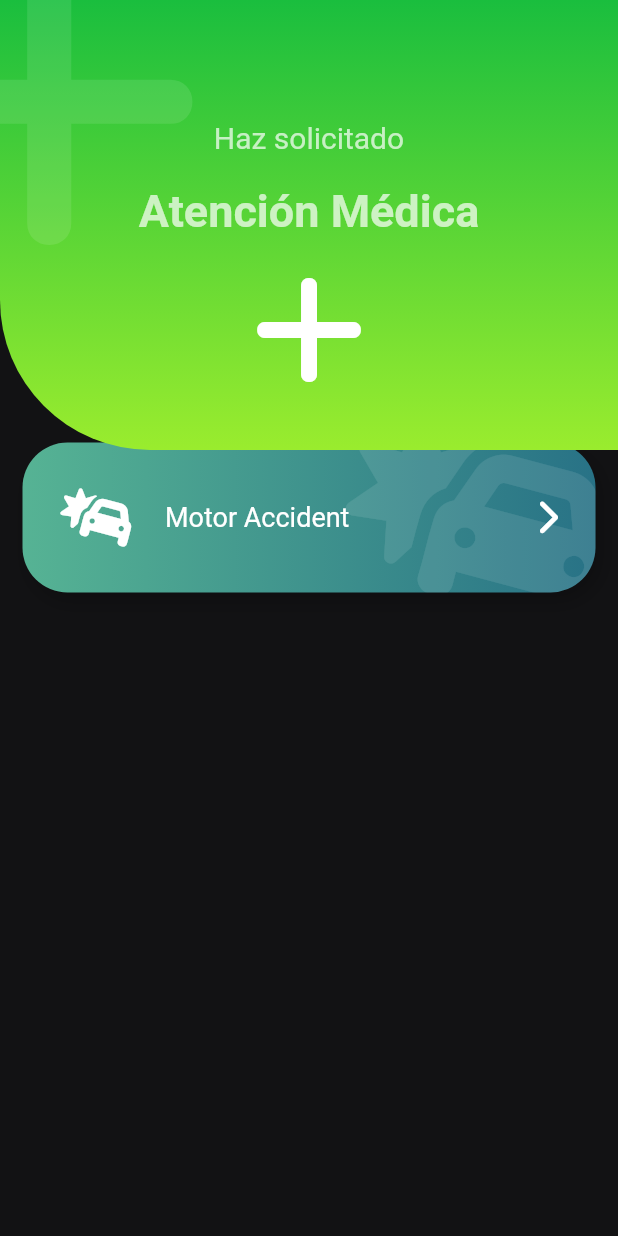
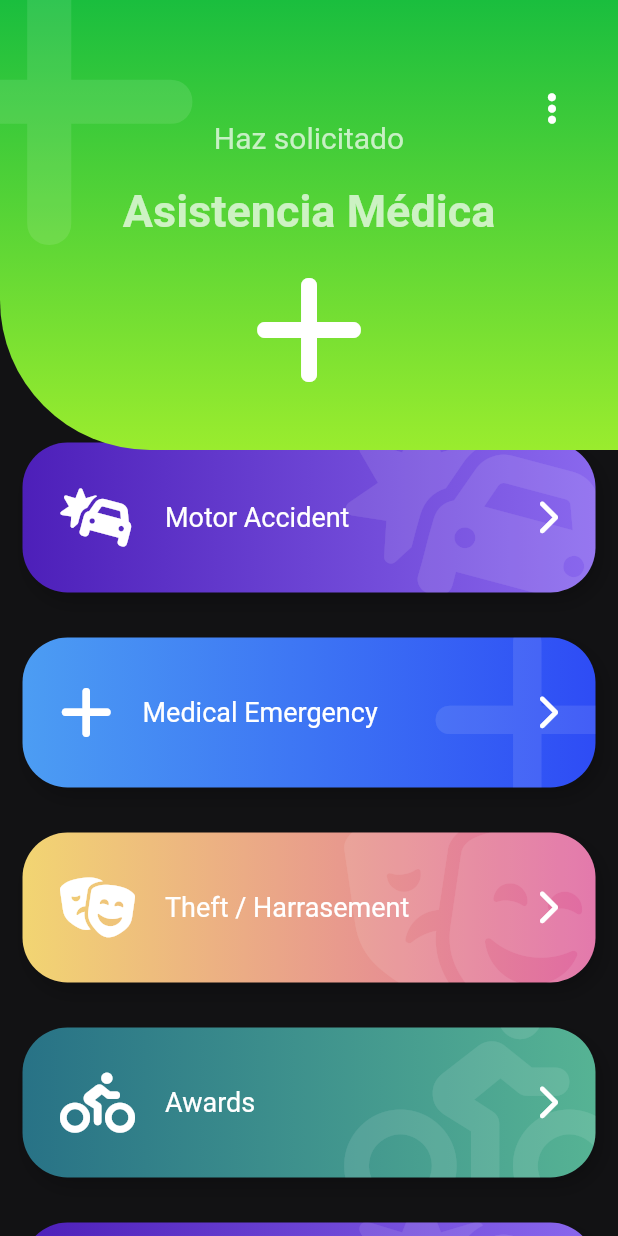
Before and after one commit to Gilmhar/flutter_intermedio, a Flutter app: the EmergencyPage screen opened directly, on a phone screen of 412 x 824 dp. Run offline on Flutter 3.47's test engine with Material 2 defaults, Android fonts, the phone set to English and light mode, and no system bars; our stand-ins replace animate_do, flutter_svg, font_awesome_flutter.

Commit message:
volvio a añadir lo de emergency no se porque se borro

```diff
--- a/lib/src/pages/emergency_page.dart
+++ b/lib/src/pages/emergency_page.dart
@@ -1,6 +1,7 @@
 import 'package:flutter/material.dart';
 
 import 'package:font_awesome_flutter/font_awesome_flutter.dart';
+import 'package:animate_do/animate_do.dart';
 
 import 'package:disenos_app/src/widgets/headers.dart';
 import 'package:disenos_app/src/widgets/boton_gordo.dart';
@@ -74,14 +75,18 @@ class EmergencyPage extends StatelessWidget {
     ];
 
     List<Widget> itemMap = items
-        .map((e) => BotonGordo(
+        .map((e) => FadeInLeft(
+          duration: const Duration(milliseconds: 850),
+          child: BotonGordo(
                 icon: e.icon,
                 texto: e.texto,
                 color1Backg: e.color1Backg,
                 color2Backg: e.color2Backg,
                 onPress: () {
-                print('Hola');
+                  //Cada que se oprime el botón se puede imprimi el mensaja para comprobar que se está ejecutando la función.
+                  //print('Hola');
                 },
+              ),
         ))
         .toList();
 
@@ -92,44 +97,65 @@ class EmergencyPage extends StatelessWidget {
             Container(
               margin: const EdgeInsets.only(top: 200),
               child: ListView(
-                children: const [
-                  SizedBox(
+                children: [
+                  const SizedBox(
                     height: 80,
                   ),
-                  BotonGordoTemp(),
+                  ...itemMap,
                 ],
               ),
             ),
-            const IconHeader(
-              icon: FontAwesomeIcons.plus,
-              titulo: 'Atención Médica',
-              subtitulo: 'Haz solicitado',
-              color1Backg: Color.fromARGB(255, 26, 190, 62),
-              color2Backg: Color.fromARGB(255, 154, 236, 46),
-            )
+            _Encabezado()
           ],
         ));
   }
 }
 
-class BotonGordoTemp extends StatelessWidget {
-  const BotonGordoTemp({
-    super.key,
-  });
-
+class _Encabezado extends StatelessWidget {
   @override
   Widget build(BuildContext context) {
-    return BotonGordo(
-      icon: FontAwesomeIcons.carBurst,
-      texto: 'Motor Accident',
-      color1Backg: const Color.fromARGB(255, 86, 179, 148),
-      color2Backg: const Color.fromARGB(255, 40, 114, 134),
-      onPress: () {
-        print('tap');
-      },
+    return Stack(
+      children: <Widget>[
+        const IconHeader(
+          icon: FontAwesomeIcons.plus,
+          titulo: 'Asistencia Médica',
+          subtitulo: 'Haz solicitado',
+          color1Backg: Color.fromARGB(255, 26, 190, 62),
+          color2Backg: Color.fromARGB(255, 154, 236, 46),
+        ),
+        Positioned(
+            right: 0,
+            top: 45,
+            child: RawMaterialButton(
+                onPressed: () {},
+                shape: const CircleBorder(),
+                padding: const EdgeInsets.all(15.0),
+                child: const FaIcon(FontAwesomeIcons.ellipsisVertical,
+                    color: Colors.white)))
+      ],
     );
   }
 }
+
+// class BotonGordoTemp extends StatelessWidget {
+//   const BotonGordoTemp({
+//     super.key,
+//   });
+
+//   @override
+//   Widget build(BuildContext context) {
+//     return BotonGordo(
+//       icon: FontAwesomeIcons.carBurst,
+//       texto: 'Motor Accident',
+//       color1Backg: const Color.fromARGB(255, 86, 179, 148),
+//       color2Backg: const Color.fromARGB(255, 40, 114, 134),
+//       onPress: () {
+//         //Cada que se oprime el botón se puede imprimi el mensaja para comprobar que se está ejecutando la función.
+//         //print('tap');
+//       },
+//     );
+//   }
+// }
 
 class PageHeader extends StatelessWidget {
   const PageHeader({
--- a/pubspec.yaml
+++ b/pubspec.yaml
@@ -39,6 +39,7 @@ dependencies:
   provider: ^6.0.5
   flutter_staggered_grid_view: ^0.4.1
   font_awesome_flutter: ^10.4.0
+  animate_do: ^3.0.2
 
 dev_dependencies:
   flutter_test:
```
Also changed, not shown: lib/main.dart (+4 -3 lines), lib/src/pages/launcher_page.dart (added, +14 -0 lines), lib/src/pages/pinterest_page.dart (+8 -4 lines), pubspec.lock. Lines whose indentation alone changed are shown as unchanged.
